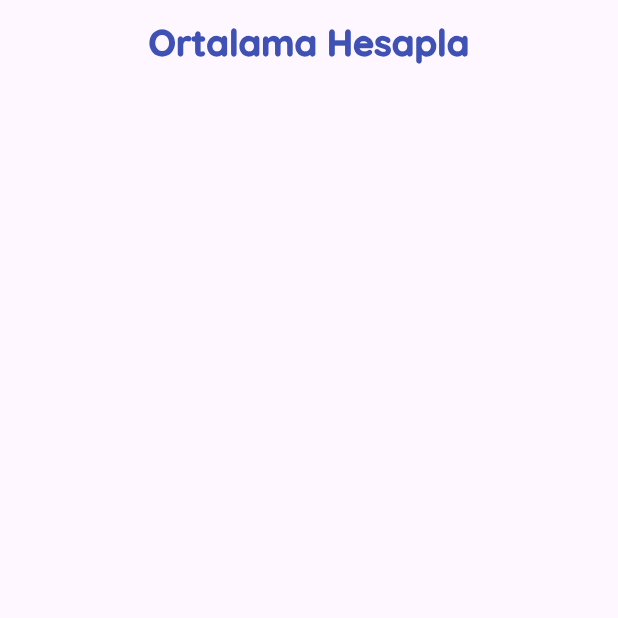
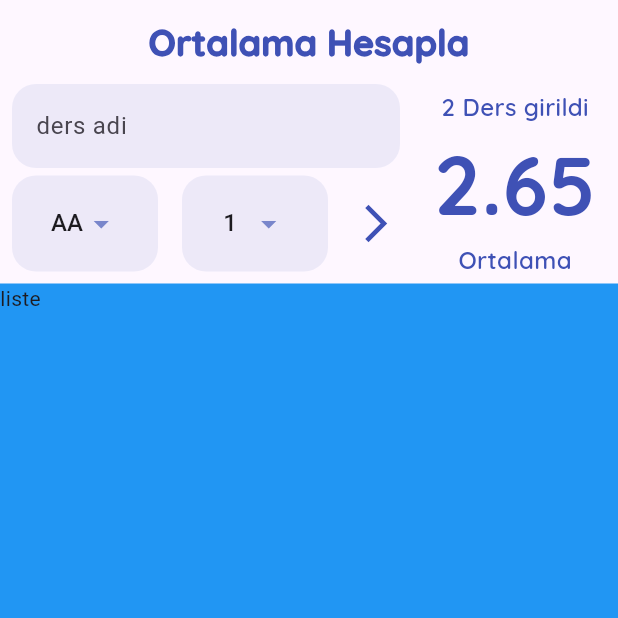
Before and after one commit to Cahidenuryalcin/ortalamaHesaplamaApp, a Flutter app: the screen it shows after launch, on a phone screen of 412 x 824 dp, the top half of it. Run offline on Flutter 3.47's test engine with Material 3 defaults, Android fonts, the phone set to English and light mode, and no system bars; our stand-ins replace google_fonts.

Commit message:
01.04.24

```diff
--- a/lib/app_constanst.dart
+++ b/lib/app_constanst.dart
@@ -14,5 +14,26 @@ class Sabitler {
   );
 
 
-  static BorderRadius borderRadius = BorderRadius.circular(24);
+  static BorderRadius borderRadius = BorderRadius.circular(16);
+
+   static final TextStyle dersSayisiStyle = GoogleFonts.quicksand(
+    fontSize: 16,
+    fontWeight: FontWeight.w600,
+    color: anaRenk,
+  );
+  static final TextStyle dersOrtalamasiStyle = GoogleFonts.quicksand(
+    fontSize: 55,
+    fontWeight: FontWeight.w800,
+    color: anaRenk,
+  );
+  static final TextStyle ortalamaStyle = GoogleFonts.quicksand(
+    fontSize: 16,
+    fontWeight: FontWeight.w600,
+    color: anaRenk,
+  );
+
+  static final EdgeInsets dropdownPadding = EdgeInsets.symmetric(horizontal: 16, vertical: 8);
+
+  static final yatayPadding8 = EdgeInsets.symmetric(horizontal: 8);
+
 }
--- /dev/null
+++ b/lib/helper/data_helper.dart
@@ -0,0 +1,64 @@
+import 'package:dinamik_ortalama_hesaplama_app/model/ders.dart';
+import 'package:flutter/material.dart';
+
+class DataHelper {
+
+
+  static List<Ders> tumEklenenDersler= [];
+
+  static dersEkle(Ders ders){
+    tumEklenenDersler.add(ders);
+  }
+
+  static List<String> _tumDerslerinHarfleri() {
+    return ["AA", "BA", "BB", "CB", "CC", "DC", "DD", "FD", "FF"];
+  }
+
+  static double _harfiNotaCevir(String harf) {
+    switch (harf) {
+      case "AA":
+        return 4;
+      case "BA":
+        return 3.5;
+      case "BB":
+        return 3.0;
+      case "CB":
+        return 2.5;
+      case "CC":
+        return 2;
+      case "DC":
+        return 1.5;
+      case "DD":
+        return 1;
+      case "FD":
+        return 0.5;
+      case "FF":
+        return 0.0;
+
+      default:
+        return 1;
+    }
+  }
+
+  static List<DropdownMenuItem<double>> tumDerslerinHafleri() {
+    return _tumDerslerinHarfleri()
+        .map((e) => DropdownMenuItem(
+              child: Text(e),
+              value: _harfiNotaCevir(e),
+            ))
+        .toList();
+  }
+
+  static List<int> _tumKrediler() {
+    return List.generate(10, (index) => index + 1).toList();
+  }
+
+  static List<DropdownMenuItem<double>> tumDerslerinKredileri() {
+    return _tumKrediler()
+        .map((e) => DropdownMenuItem(
+              child: Text(e.toString()),
+              value: e.toDouble(),
+            ))
+        .toList();
+  }
+}
--- /dev/null
+++ b/lib/model/ders.dart
@@ -0,0 +1,14 @@
+class Ders{
+  final String dersAdi;
+  final double harfDegeri;
+  final double kredi;
+
+  Ders({required this.dersAdi, required this.harfDegeri, required this.kredi});
+
+  @override
+  String toString() {
+    // TODO: implement toString
+    return "$dersAdi, $harfDegeri, $kredi";
+  }
+
+}
--- /dev/null
+++ b/lib/widgets/ortalama_goster.dart
@@ -0,0 +1,31 @@
+import 'package:dinamik_ortalama_hesaplama_app/app_constanst.dart';
+import 'package:flutter/material.dart';
+
+class OrtalamaGoster extends StatelessWidget {
+  final double ortalama;
+  final int dersSayisi;
+
+  const OrtalamaGoster(
+      {super.key, required this.ortalama, required this.dersSayisi});
+
+  @override
+  Widget build(BuildContext context) {
+    return Column(
+      mainAxisAlignment: MainAxisAlignment.center,
+      crossAxisAlignment: CrossAxisAlignment.center,
+      children: [
+        Text(
+          dersSayisi > 0 ? "$dersSayisi Ders girildi" : "Ders Seçiniz",
+          style: Sabitler.dersSayisiStyle ,
+
+          ),
+        Text(
+          ortalama >=0 ? "${ortalama.toStringAsFixed(2)}" : "0.0",
+          style: Sabitler.dersOrtalamasiStyle ,
+        ),
+        Text("Ortalama",
+        style: Sabitler.ortalamaStyle ,),
+      ],
+    );
+  }
+}
--- a/lib/widgets/ortalama_hesapla_page.dart
+++ b/lib/widgets/ortalama_hesapla_page.dart
@@ -1,6 +1,10 @@
-
 import 'package:dinamik_ortalama_hesaplama_app/app_constanst.dart';
+import 'package:dinamik_ortalama_hesaplama_app/helper/data_helper.dart';
+import 'package:dinamik_ortalama_hesaplama_app/model/ders.dart';
+import 'package:dinamik_ortalama_hesaplama_app/widgets/ortalama_goster.dart';
+import 'package:flutter/cupertino.dart';
 import 'package:flutter/material.dart';
+import 'package:flutter/widgets.dart';
 
 class OrtalamaHesaplaPage extends StatefulWidget {
   const OrtalamaHesaplaPage({super.key});
@@ -11,6 +15,11 @@ class OrtalamaHesaplaPage extends StatefulWidget {
 
 class _OrtalamaHesaplaPageState extends State<OrtalamaHesaplaPage> {
   GlobalKey<FormState> formKey = GlobalKey<FormState>();
+
+  double secilenHarfDeger = 4;
+  double secilenKrediDeger = 1;
+
+  String girilenDersAdi="";
 
   @override
   Widget build(BuildContext context) {
@@ -25,10 +34,147 @@ class _OrtalamaHesaplaPageState extends State<OrtalamaHesaplaPage> {
         ),
       ),
       body: Column(
-
+        crossAxisAlignment: CrossAxisAlignment.stretch,
+        children: [
+          Row(
+            children: [
+              Expanded(
+                flex: 2,
+                child: _buildForm(),
+              ),
+              Expanded(
+                flex: 1,
+                child: OrtalamaGoster(ortalama: 2.65, dersSayisi: 2),
+              ),
+            ],
+          ),
+          Expanded(
+            child: Container(
+              child: Text("liste"),
+              color: Colors.blue,
+            ),
+          ),
+        ],
       ),
     );
   }
 
+  Widget _buildForm() {
+    return Form(
+      key: formKey,
+      child: Column(
+        children: [
+          Padding(
+            padding: Sabitler.yatayPadding8,
+            child: _buildTextFormField(),
+          ),
+          SizedBox(
+            height: 5,
+          ),
+          Row(
+            mainAxisAlignment: MainAxisAlignment.spaceBetween,
+            children: [
+              Expanded(
+                child: Padding(
+                  padding: Sabitler.yatayPadding8,
+                  child: _buildHarfler(),
+                ),
+              ),
+              Expanded(
+                child: Padding(
+                  padding: Sabitler.yatayPadding8,
+                  child: _buildkrediler(),
+                ),
+              ),
+              IconButton(
+                onPressed: _dersEkleVeOrtalamaHesapla,
+                icon: Icon(Icons.arrow_forward_ios),
+                color: Sabitler.anaRenk,
+                iconSize: 30,
+              ),
+            ],
+          ),
+          SizedBox(height: 8),
+        ],
+      ),
+    );
+  }
 
+  _buildTextFormField() {
+    return TextFormField(
+      onSaved: (deger) {
+        setState(() {
+          girilenDersAdi =deger!;
+        });
+      },
+      validator: (s) {
+        if (s!.length<=0) {
+          return "Ders adını giriniz";
+        }else{
+          return null;
+        }
+      },
+      decoration: InputDecoration(
+        hintText: "ders adi",
+        border: OutlineInputBorder(borderRadius: Sabitler.borderRadius, borderSide: BorderSide.none),
+        filled: true,
+        fillColor: Sabitler.anaRenk.shade100.withOpacity(0.3),
+      ),
+    );
+  }
+
+  _buildHarfler() {
+    return Container(
+      alignment: Alignment.center,
+      padding: Sabitler.dropdownPadding,
+      decoration: BoxDecoration(
+        color: Sabitler.anaRenk.shade100.withOpacity(0.3),
+        borderRadius: Sabitler.borderRadius,
+      ),
+      child: DropdownButton<double>(
+        value: secilenHarfDeger,
+        elevation: 16,
+        iconEnabledColor: Sabitler.anaRenk.shade300,
+        onChanged: (deger) {
+          setState(() {
+            secilenHarfDeger = deger!;
+          });
+        },
+        underline: Container(),
+        items: DataHelper.tumDerslerinHafleri(),
+      ),
+    );
+  }
+
+  _buildkrediler() {
+    return Container(
+      alignment: Alignment.center,
+      padding: Sabitler.dropdownPadding,
+      decoration: BoxDecoration(
+        color: Sabitler.anaRenk.shade100.withOpacity(0.3),
+        borderRadius: Sabitler.borderRadius,
+      ),
+      child: DropdownButton<double>(
+        value: secilenKrediDeger,
+        elevation: 16,
+        iconEnabledColor: Sabitler.anaRenk.shade300,
+        onChanged: (deger) {
+          setState(() {
+            secilenKrediDeger = deger!;
+          });
+        },
+        underline: Container(),
+        items: DataHelper.tumDerslerinKredileri(),
+      ),
+    );
+  }
+
+  void _dersEkleVeOrtalamaHesapla() {
+    if (formKey.currentState!.validate()) {
+      formKey.currentState!.save();
+      var eklenecekDers= Ders(dersAdi:girilenDersAdi, harfDegeri:secilenHarfDeger, kredi: secilenKrediDeger);
+      DataHelper.dersEkle(eklenecekDers);
+      print(DataHelper.tumEklenenDersler);
+    }
+  }
 }
```
Also changed, not shown: 1 other file.
